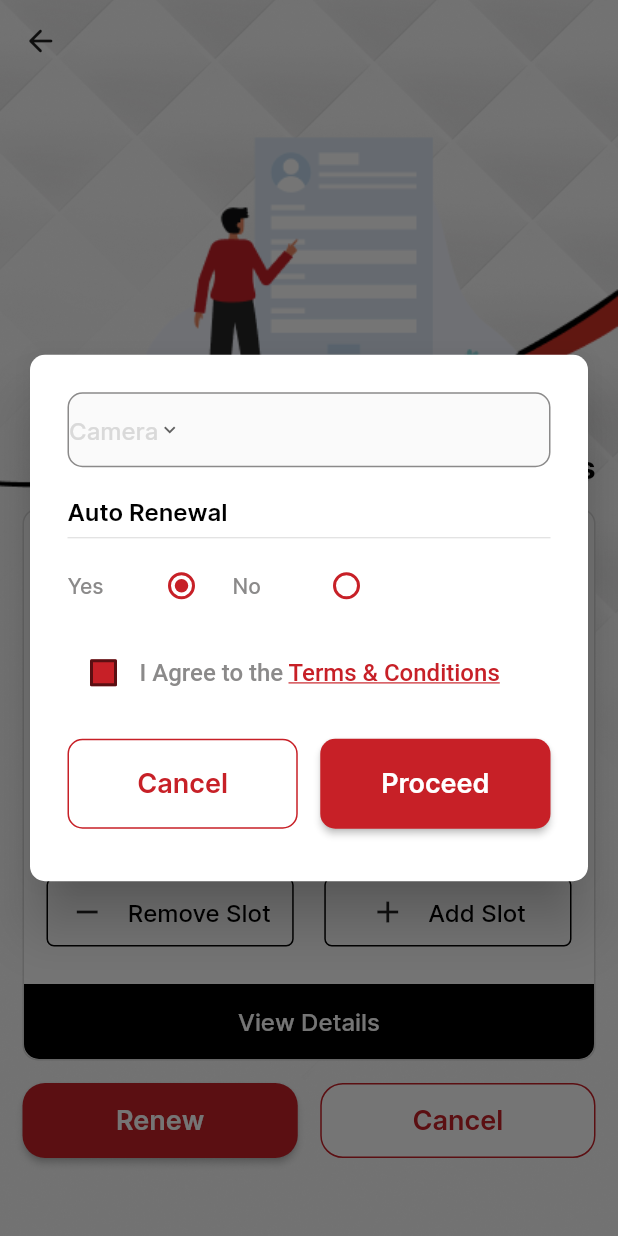
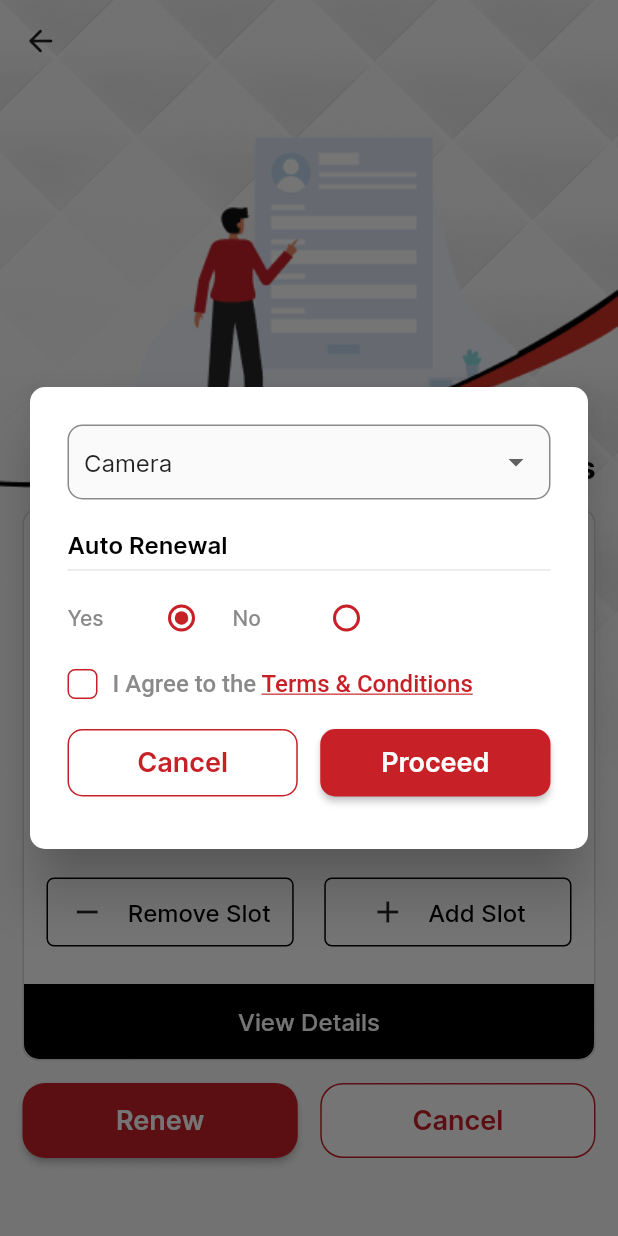
Before and after one commit to devarshkikani/Vehicle-Tracking-App, a Flutter app: the GotoYourSubscriptionScreen screen opened directly, after a tap on "Renew", on a phone screen of 412 x 824 dp. Run offline on Flutter 3.47's test engine with Material 2 defaults, Android fonts, the phone set to English and light mode, and no system bars; our stand-ins replace flutter_svg, get.

Commit message:
change dropwon

```diff
--- a/lib/pages/subscribed/go_to_your_subcription_screen.dart
+++ b/lib/pages/subscribed/go_to_your_subcription_screen.dart
@@ -28,8 +28,8 @@ class _GotoYourSubscriptionScreenState
   RxBool isTermAgree = false.obs;
   RxBool isAutoRenewal = true.obs;
 
-  List<String> slotList = ['Camera', 'Camera', 'Camera'];
-  RxString slot = 'Camera'.obs;
+  List<String> items = ["Camera", "Phone", "Image", "Video"];
+  String selectedItem = "Camera";
 
   Future<void> _selectDate(BuildContext context) async {
     final DateTime? picked = await showDatePicker(
@@ -489,8 +489,9 @@ class _GotoYourSubscriptionScreenState
       context: context,
       builder: (context) {
         return Dialog(
-          shape:
-              RoundedRectangleBorder(borderRadius: BorderRadius.circular(10)),
+          shape: RoundedRectangleBorder(
+            borderRadius: BorderRadius.circular(10),
+          ),
           elevation: 16,
           insetPadding:
               const EdgeInsets.symmetric(horizontal: 20, vertical: 60),
@@ -499,40 +500,35 @@ class _GotoYourSubscriptionScreenState
             padding: const EdgeInsets.symmetric(horizontal: 25, vertical: 25),
             children: <Widget>[
               Container(
+                padding: const EdgeInsets.symmetric(
+                  horizontal: 10,
+                ),
                 decoration: BoxDecoration(
                   borderRadius: BorderRadius.circular(10),
                   color: const Color(0xffFAFAFA),
                   border: Border.all(
                     color: greyColor,
-                    )),
+                  ),
+                ),
                 child: DropdownButton<String>(
-                  hint: slot.value == ''
-                      ? Text(
-                          'Add a slot',
-                          style: AppTextStyle.normalRegular16
-                              .copyWith(color: borderGreyColor),
-                        )
-                      : Text(
-                          slot.value,
-                          style: AppTextStyle.normalRegular16
-                              .copyWith(color: borderGreyColor),
-                        ),
-                  icon: const Icon(Icons.keyboard_arrow_down),
-                  iconSize: 15,
+                  value: selectedItem,
+                  isExpanded: true,
                   underline: const SizedBox(),
-                  items: slotList.map((String value) {
-                    return DropdownMenuItem<String>(
-                      value: slot.value,
+                  onChanged: (value) {
+                    setState(() {
+                      selectedItem = value!;
+                    });
+                  },
+                  items: items
+                      .map<DropdownMenuItem<String>>(
+                        (String value) => DropdownMenuItem<String>(
+                          value: value,
                           child: Text(
                             value,
-                        style: AppTextStyle.normalRegular16,
                           ),
-                    );
-                  }).toList(),
-                  onChanged: (String? newValue) {
-                    slot.value = newValue ?? '';
-                    setState(() {});
-                  },
+                        ),
+                      )
+                      .toList(),
                 ),
               ),
               height20,
@@ -578,7 +574,8 @@ class _GotoYourSubscriptionScreenState
                         style: AppTextStyle.normalRegular14
                             .copyWith(color: greyColor),
                       ),
-                      trailing: Obx(() => Radio(
+                      trailing: Obx(
+                        () => Radio(
                           value: false,
                           groupValue: isAutoRenewal.value,
                           fillColor: MaterialStateProperty.all(appColor),
@@ -587,7 +584,9 @@ class _GotoYourSubscriptionScreenState
                             setState(() {
                               isAutoRenewal.value = value as bool;
                             });
-                          })),
+                          },
+                        ),
+                      ),
                     ),
                   ),
                 ],
@@ -596,14 +595,38 @@ class _GotoYourSubscriptionScreenState
               Row(
                 children: [
                   Obx(
-                    () => Checkbox(
-                      value: isTermAgree.value,
-                      fillColor: MaterialStateProperty.all(appColor),
-                      activeColor: appColor,
-                      onChanged: (bool? value) {
-                        isTermAgree.value = value ?? false;
+                    () => GestureDetector(
+                      onTap: () {
+                        isTermAgree.value != isTermAgree.value;
                       },
+                      child: isTermAgree.value
+                          ? Container(
+                              height: 20,
+                              width: 20,
+                              alignment: Alignment.center,
+                              decoration: BoxDecoration(
+                                color: appColor,
+                                borderRadius: BorderRadius.circular(5),
+                                border: Border.all(color: appColor),
                               ),
+                              child: const Icon(
+                                Icons.check_rounded,
+                                color: whiteColor,
+                                size: 18,
+                              ),
+                            )
+                          : Container(
+                              height: 20,
+                              width: 20,
+                              decoration: BoxDecoration(
+                                borderRadius: BorderRadius.circular(5),
+                                border: Border.all(color: appColor),
+                              ),
+                            ),
+                    ),
+                  ),
+                  const SizedBox(
+                    width: 10,
                   ),
                   RichText(
                     text: TextSpan(
@@ -633,6 +656,7 @@ class _GotoYourSubscriptionScreenState
                   Expanded(
                     child: AppBorderButton(
                       title: 'Cancel',
+                      height: 45,
                       radius: 10,
                       onTap: () {
                         Get.back();
@@ -644,6 +668,7 @@ class _GotoYourSubscriptionScreenState
                     child: AppFillButton(
                       title: 'Proceed',
                       radius: 10,
+                      height: 45,
                       onTap: () {
                         Get.to(() => const PaymentScreen());
                       },
```
Lines whose indentation alone changed are shown as unchanged.
